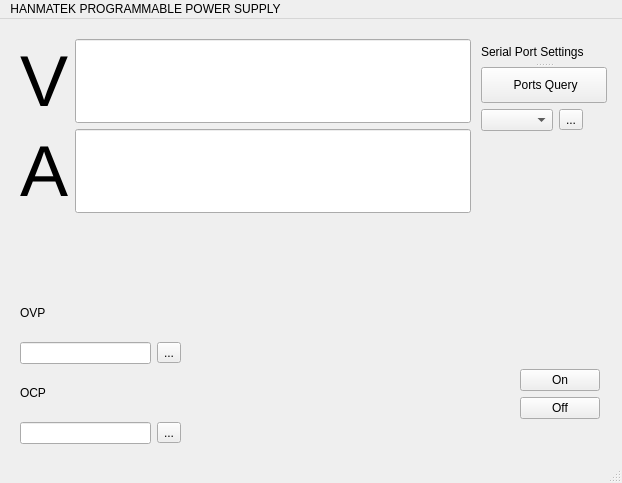
Before: the Qt Designer form mainwindow.ui in TheComedianLol/Power-Supply-GUI, drawn with Qt 5.
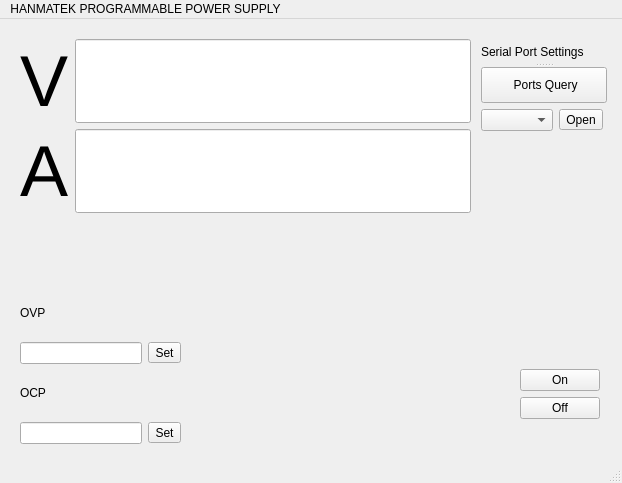
After: the same form once the commit is applied.

Diff of the .ui file:
```diff
--- a/mainwindow.ui
+++ b/mainwindow.ui
@@ -135,14 +135,14 @@
        <item row="1" column="1">
         <widget class="QToolButton" name="btnUpdateOVP">
          <property name="text">
-          <string>...</string>
+          <string>Set</string>
          </property>
         </widget>
        </item>
        <item row="3" column="1">
         <widget class="QToolButton" name="btnUploadOCP">
          <property name="text">
-          <string>...</string>
+          <string>Set</string>
          </property>
         </widget>
        </item>
@@ -183,7 +183,7 @@
      <item row="1" column="1">
       <widget class="QToolButton" name="btnOpenPort">
        <property name="text">
-        <string>...</string>
+        <string>Open</string>
        </property>
       </widget>
      </item>
```
